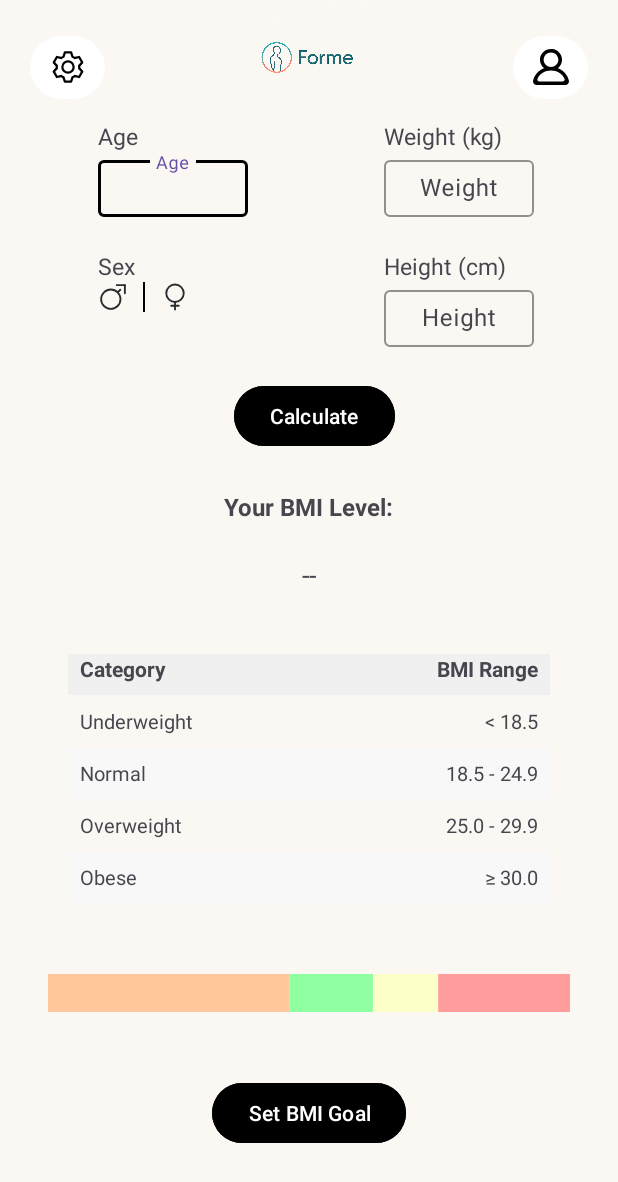
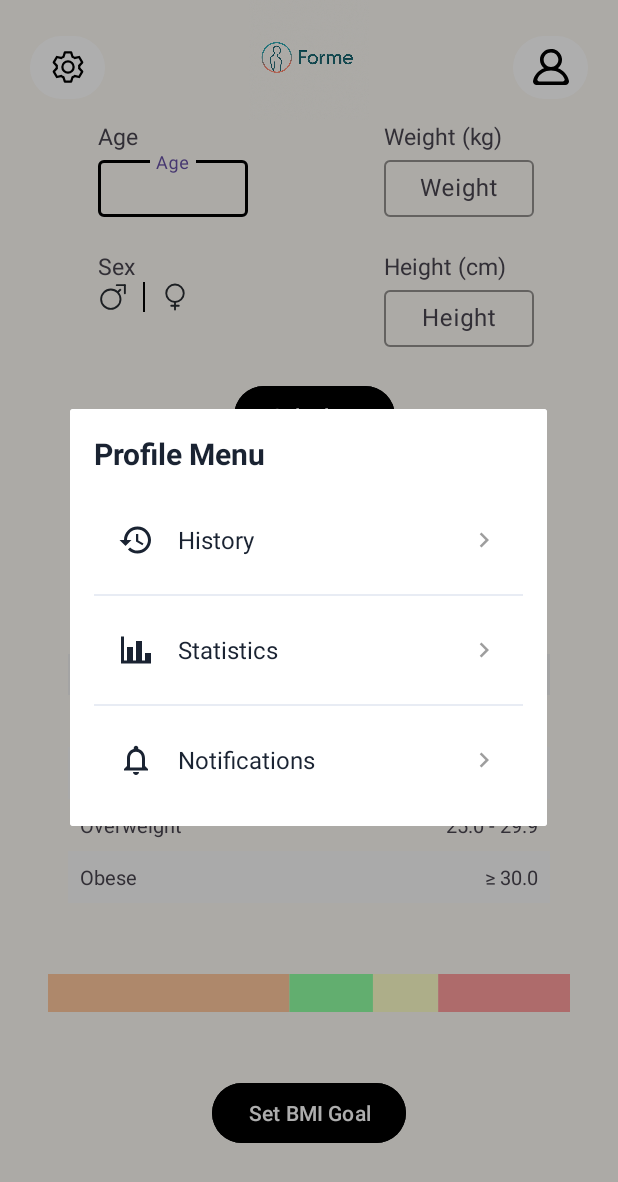
Before and after one commit to BanhNg2005/BMI-Calculator, an Android app: the screen it shows after launch (MainActivity), after a tap on an icon or button, on a phone screen of 412 x 824 dp. Shown: the top 1182 px of the screen. Run offline under Robolectric (Android 15) with nearby library versions, the phone set to English and light mode, and no system bars; our stand-ins replace Firebase (no records; nobody signed in at launch, a user with empty details on screens opened directly).

Commit message:
implemented a nav bar when click on btnProfile

```diff
--- a/app/src/main/java/com/example/bmifrontend/MainActivity.java
+++ b/app/src/main/java/com/example/bmifrontend/MainActivity.java
@@ -210,9 +210,13 @@ public class MainActivity extends AppCompatActivity implements View.OnClickListe
         }
         if (id == R.id.btnSettings) {
             // Handle settings button click
+            Snackbar.make(findViewById(R.id.main),
+                    "Settings - Coming Soon!",
+                    Snackbar.LENGTH_SHORT).show();
         }
         if (id == R.id.btnProfile) {
-            // Handle profile button click
+            // Show profile menu dialog
+            showProfileMenu();
         }
         if (id == R.id.imgMan) {
             selectedGender = "male";
@@ -404,8 +408,7 @@ public class MainActivity extends AppCompatActivity implements View.OnClickListe
 
         final Dialog dialog = new Dialog(this);
         dialog.requestWindowFeature(Window.FEATURE_NO_TITLE);
-        dialog.setContentView(R.layout.activity_weight_goal
-        );
+        dialog.setContentView(R.layout.activity_weight_goal);
         dialog.setCancelable(true);
 
         // Initialize dialog views
@@ -531,4 +534,48 @@ public class MainActivity extends AppCompatActivity implements View.OnClickListe
         String remaining = String.format("%.2f BMI", difference);
         tvRemainingValue.setText(remaining);
     }
+
+    private void showProfileMenu() {
+        final Dialog dialog = new Dialog(this);
+        dialog.requestWindowFeature(Window.FEATURE_NO_TITLE);
+        dialog.setContentView(R.layout.dialog_profile_menu);
+        dialog.setCancelable(true);
+
+        // Get menu items
+        LinearLayout menuHistory = dialog.findViewById(R.id.menuHistory);
+        LinearLayout menuStatistics = dialog.findViewById(R.id.menuStatistics);
+        LinearLayout menuNotifications = dialog.findViewById(R.id.menuNotifications);
+
+        // Set click listeners
+        menuHistory.setOnClickListener(v -> {
+            dialog.dismiss();
+            Snackbar.make(findViewById(R.id.main),
+                    "History - Coming Soon!",
+                    Snackbar.LENGTH_SHORT).show();
+        });
+
+        menuStatistics.setOnClickListener(v -> {
+            dialog.dismiss();
+            Snackbar.make(findViewById(R.id.main),
+                    "Statistics - Coming Soon!",
+                    Snackbar.LENGTH_SHORT).show();
+        });
+
+        menuNotifications.setOnClickListener(v -> {
+            dialog.dismiss();
+            Snackbar.make(findViewById(R.id.main),
+                    "Notifications - Coming Soon!",
+                    Snackbar.LENGTH_SHORT).show();
+        });
+
+        dialog.show();
+
+        // Set dialog width
+        if (dialog.getWindow() != null) {
+            dialog.getWindow().setLayout(
+                    (int) (getResources().getDisplayMetrics().widthPixels * 0.85),
+                    LinearLayout.LayoutParams.WRAP_CONTENT
+            );
+        }
+    }
 }
--- /dev/null
+++ b/app/src/main/res/drawable/ic_arrow_right.xml
@@ -0,0 +1,9 @@
+<vector xmlns:android="http://schemas.android.com/apk/res/android"
+    android:width="24dp"
+    android:height="24dp"
+    android:viewportWidth="24"
+    android:viewportHeight="24">
+    <path
+        android:fillColor="#000000"
+        android:pathData="M8.59,16.59L13.17,12L8.59,7.41L10,6L16,12L10,18L8.59,16.59Z"/>
+</vector>
--- /dev/null
+++ b/app/src/main/res/drawable/ic_history.xml
@@ -0,0 +1,9 @@
+<vector xmlns:android="http://schemas.android.com/apk/res/android"
+    android:width="24dp"
+    android:height="24dp"
+    android:viewportWidth="24"
+    android:viewportHeight="24">
+    <path
+        android:fillColor="#000000"
+        android:pathData="M13,3C8.03,3 4,7.03 4,12H1L4.89,15.89L4.96,16.03L9,12H6C6,8.13 9.13,5 13,5C16.87,5 20,8.13 20,12C20,15.87 16.87,19 13,19C11.07,19 9.32,18.21 8.06,16.94L6.64,18.36C8.27,19.99 10.51,21 13,21C17.97,21 22,16.97 22,12C22,7.03 17.97,3 13,3M12,8V13L16.28,15.54L17,14.33L13.5,12.25V8H12Z"/>
+</vector>
--- /dev/null
+++ b/app/src/main/res/drawable/ic_notifications.xml
@@ -0,0 +1,9 @@
+<vector xmlns:android="http://schemas.android.com/apk/res/android"
+    android:width="24dp"
+    android:height="24dp"
+    android:viewportWidth="24"
+    android:viewportHeight="24">
+    <path
+        android:fillColor="#000000"
+        android:pathData="M12,22C13.1,22 14,21.1 14,20H10C10,21.1 10.9,22 12,22M18,16V11C18,7.93 16.37,5.36 13.5,4.68V4C13.5,3.17 12.83,2.5 12,2.5C11.17,2.5 10.5,3.17 10.5,4V4.68C7.64,5.36 6,7.92 6,11V16L4,18V19H20V18L18,16M16,17H8V11C8,8.52 9.51,6.5 12,6.5C14.49,6.5 16,8.52 16,11V17Z"/>
+</vector>
--- /dev/null
+++ b/app/src/main/res/drawable/ic_statistics.xml
@@ -0,0 +1,9 @@
+<vector xmlns:android="http://schemas.android.com/apk/res/android"
+    android:width="24dp"
+    android:height="24dp"
+    android:viewportWidth="24"
+    android:viewportHeight="24">
+    <path
+        android:fillColor="#000000"
+        android:pathData="M22,21H2V3H4V19H6V10H10V19H12V6H16V19H18V14H22V21Z"/>
+</vector>
--- /dev/null
+++ b/app/src/main/res/layout/dialog_profile_menu.xml
@@ -0,0 +1,142 @@
+<?xml version="1.0" encoding="utf-8"?>
+<LinearLayout xmlns:android="http://schemas.android.com/apk/res/android"
+    xmlns:app="http://schemas.android.com/apk/res-auto"
+    android:layout_width="match_parent"
+    android:layout_height="wrap_content"
+    android:orientation="vertical"
+    android:padding="16dp"
+    android:background="@android:color/white">
+
+    <TextView
+        android:layout_width="wrap_content"
+        android:layout_height="wrap_content"
+        android:text="@string/profile_menu"
+        android:textSize="20sp"
+        android:textStyle="bold"
+        android:textColor="#1A2332"
+        android:layout_marginBottom="16dp"/>
+
+    <!-- History Option -->
+    <LinearLayout
+        android:id="@+id/menuHistory"
+        android:layout_width="match_parent"
+        android:layout_height="wrap_content"
+        android:orientation="horizontal"
+        android:padding="16dp"
+        android:background="?attr/selectableItemBackground"
+        android:clickable="true"
+        android:focusable="true"
+        android:gravity="center_vertical">
+
+        <ImageView
+            android:layout_width="24dp"
+            android:layout_height="24dp"
+            android:src="@drawable/ic_history"
+            android:contentDescription="@string/history"
+            app:tint="#1A2332" />
+
+        <TextView
+            android:layout_width="0dp"
+            android:layout_height="wrap_content"
+            android:layout_weight="1"
+            android:layout_marginStart="16dp"
+            android:text="@string/history"
+            android:textSize="16sp"
+            android:textColor="#1A2332" />
+
+        <ImageView
+            android:layout_width="20dp"
+            android:layout_height="20dp"
+            android:src="@drawable/ic_arrow_right"
+            android:contentDescription="@string/go_to_history"
+            app:tint="#9E9E9E" />
+
+    </LinearLayout>
+
+    <View
+        android:layout_width="match_parent"
+        android:layout_height="1dp"
+        android:background="#E8ECF4"
+        android:layout_marginVertical="8dp"/>
+
+    <!-- Statistics Option -->
+    <LinearLayout
+        android:id="@+id/menuStatistics"
+        android:layout_width="match_parent"
+        android:layout_height="wrap_content"
+        android:orientation="horizontal"
+        android:padding="16dp"
+        android:background="?attr/selectableItemBackground"
+        android:clickable="true"
+        android:focusable="true"
+        android:gravity="center_vertical">
+
+        <ImageView
+            android:layout_width="24dp"
+            android:layout_height="24dp"
+            android:src="@drawable/ic_statistics"
+            android:contentDescription="@string/statistics"
+            app:tint="#1A2332" />
+
+        <TextView
+            android:layout_width="0dp"
+            android:layout_height="wrap_content"
+            android:layout_weight="1"
+            android:layout_marginStart="16dp"
+            android:text="@string/statistics"
+            android:textSize="16sp"
+            android:textColor="#1A2332" />
+
+        <ImageView
+            android:layout_width="20dp"
+            android:layout_height="20dp"
+            android:src="@drawable/ic_arrow_right"
+            android:contentDescription="@string/go_to_statistics"
+            app:tint="#9E9E9E" />
+
+    </LinearLayout>
+
+    <View
+        android:layout_width="match_parent"
+        android:layout_height="1dp"
+        android:background="#E8ECF4"
+        android:layout_marginVertical="8dp"/>
+
+    <!-- Notifications Option -->
+    <LinearLayout
+        android:id="@+id/menuNotifications"
+        android:layout_width="match_parent"
+        android:layout_height="wrap_content"
+        android:orientation="horizontal"
+        android:padding="16dp"
+        android:background="?attr/selectableItemBackground"
+        android:clickable="true"
+        android:focusable="true"
+        android:gravity="center_vertical">
+
+        <ImageView
+            android:layout_width="24dp"
+            android:layout_height="24dp"
+            android:src="@drawable/ic_notifications"
+            android:contentDescription="@string/notifications"
+            app:tint="#1A2332" />
+
+        <TextView
+            android:layout_width="0dp"
+            android:layout_height="wrap_content"
+            android:layout_weight="1"
+            android:layout_marginStart="16dp"
+            android:text="@string/notifications"
+            android:textSize="16sp"
+            android:textColor="#1A2332" />
+
+        <ImageView
+            android:layout_width="20dp"
+            android:layout_height="20dp"
+            android:src="@drawable/ic_arrow_right"
+            android:contentDescription="@string/go_to_notifications"
+            app:tint="#9E9E9E" />
+
+    </LinearLayout>
+
+</LinearLayout>
--- a/app/src/main/res/values/strings.xml
+++ b/app/src/main/res/values/strings.xml
@@ -59,4 +59,34 @@
     <string name="facebook_login">Login with Facebook</string>
     <string name="google_login">Login with Google</string>
     <string name="apple_login">Login with Apple</string>
+
+    <!-- Profile Menu -->
+    <string name="profile_menu">Profile Menu</string>
+    <string name="go_to_history">Go to history</string>
+    <string name="go_to_statistics">Go to statistics</string>
+    <string name="go_to_notifications">Go to notifications</string>
+
+    <!-- Profile/Navigation -->
+    <string name="profile">Profile</string>
+    <string name="history">History</string>
+    <string name="statistics">Statistics</string>
+    <string name="notifications">Notifications</string>
+    <string name="coming_soon">Coming Soon</string>
+    <string name="no_history">No measurements yet</string>
+    <string name="no_statistics">No data available</string>
+
+    <!-- Statistics -->
+    <string name="bmi_statistics">BMI Statistics</string>
+    <string name="weight_statistics">Weight Statistics</string>
+    <string name="activity_statistics">Activity</string>
+    <string name="total_measurements">Total Measurements</string>
+    <string name="average_bmi">Average BMI</string>
+    <string name="current_bmi_stat">Current BMI</string>
+    <string name="goal_bmi_stat">Goal BMI</string>
+    <string name="start_weight">Start Weight</string>
+    <string name="current_weight_stat">Current</string>
+    <string name="goal_weight_stat">Goal</string>
+    <string name="weight_change">Weight Change</string>
+    <string name="days_active">Days Active</string>
+    <string name="last_measurement">Last Check</string>
 </resources>
```
